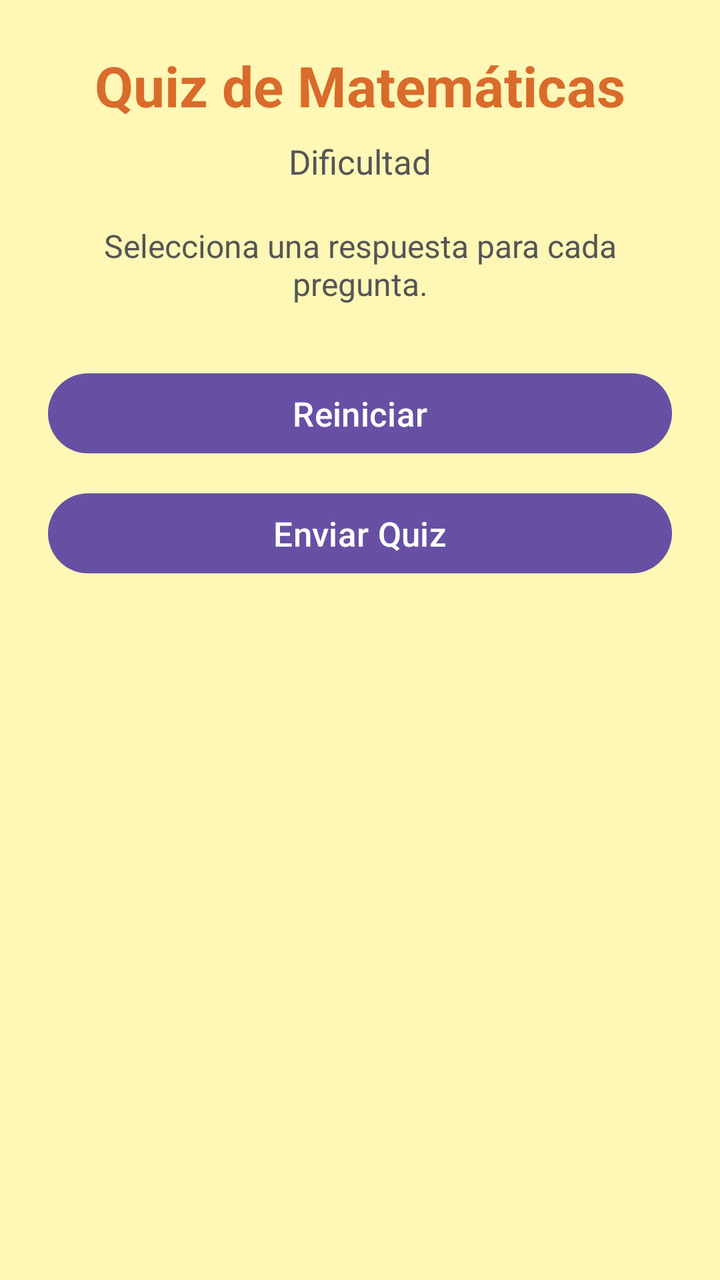
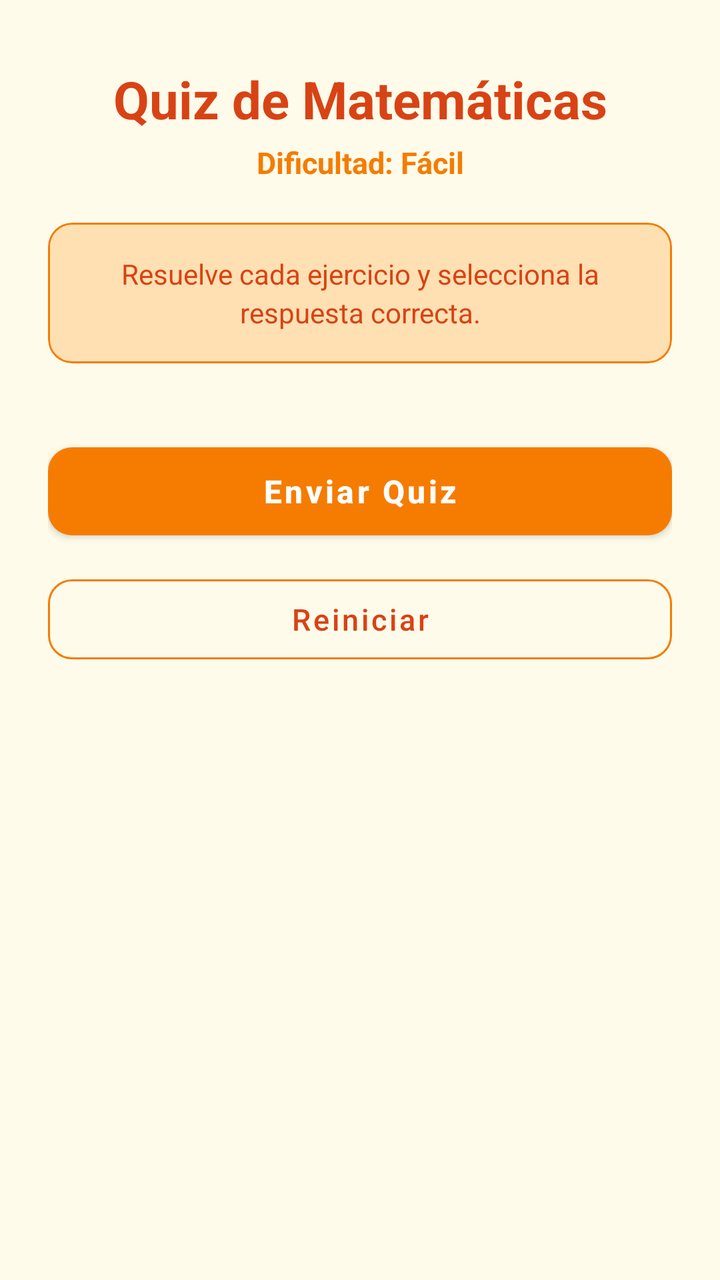

Screens rendered from an Android XML layout before and after an edit, with the pre-edit source and the edit as a unified diff.
<!-- AndroidManifest.xml: application theme Theme.QuizMaster -->
<!-- res/layout/activity_matematicas.xml -->
<?xml version="1.0" encoding="utf-8"?>
<ScrollView
    xmlns:android="http://schemas.android.com/apk/res/android"
    android:layout_width="match_parent"
    android:layout_height="match_parent"
    android:background="#FFF7B6">

    <LinearLayout
        android:layout_width="match_parent"
        android:layout_height="wrap_content"
        android:orientation="vertical"
        android:padding="24dp">

        <TextView
            android:layout_width="match_parent"
            android:layout_height="wrap_content"
            android:text="Quiz de Matemáticas"
            android:textSize="28sp"
            android:textStyle="bold"
            android:textColor="#D96B2B"
            android:gravity="center"
            android:layout_marginBottom="8dp" />

        <TextView
            android:id="@+id/textoDificultad"
            android:layout_width="match_parent"
            android:layout_height="wrap_content"
            android:text="Dificultad"
            android:textSize="17sp"
            android:textColor="#555555"
            android:gravity="center"
            android:layout_marginBottom="20dp" />

        <TextView
            android:layout_width="match_parent"
            android:layout_height="wrap_content"
            android:text="Selecciona una respuesta para cada pregunta."
            android:textSize="16sp"
            android:textColor="#555555"
            android:gravity="center"
            android:layout_marginBottom="10dp" />

        <LinearLayout
            android:id="@+id/contenedorPreguntas"
            android:layout_width="match_parent"
            android:layout_height="wrap_content"
            android:orientation="vertical" />

        <Button
            android:id="@+id/botonReiniciar"
            android:layout_width="match_parent"
            android:layout_height="wrap_content"
            android:text="Reiniciar"
            android:textSize="17sp"
            android:layout_marginTop="20dp"
            android:layout_marginBottom="12dp" />

        <Button
            android:id="@+id/botonEnviar"
            android:layout_width="match_parent"
            android:layout_height="wrap_content"
            android:text="Enviar Quiz"
            android:textSize="17sp"
            android:layout_marginBottom="20dp" />

    </LinearLayout>

</ScrollView>
<!-- resources referenced by this layout -->
<resources>
  <style name="Theme.QuizMaster" parent="Base.Theme.QuizMaster" />
  <style name="Base.Theme.QuizMaster" parent="Theme.Material3.DayNight.NoActionBar">
          
          
      </style>
</resources>

<!-- the commit's change to res/layout/activity_matematicas.xml (unified diff, before → after) -->
@@ -1,9 +1,11 @@
 <?xml version="1.0" encoding="utf-8"?>
 <ScrollView
     xmlns:android="http://schemas.android.com/apk/res/android"
+    xmlns:app="http://schemas.android.com/apk/res-auto"
     android:layout_width="match_parent"
     android:layout_height="match_parent"
-    android:background="#FFF7B6">
+    android:background="@color/colorMatematicas5"
+    android:fillViewport="true">
 
     <LinearLayout
         android:layout_width="match_parent"
@@ -15,30 +17,44 @@
             android:layout_width="match_parent"
             android:layout_height="wrap_content"
             android:text="Quiz de Matemáticas"
-            android:textSize="28sp"
+            android:textSize="26sp"
             android:textStyle="bold"
-            android:textColor="#D96B2B"
+            android:textColor="@color/colorMatematicasTexto"
             android:gravity="center"
-            android:layout_marginBottom="8dp" />
+            android:layout_marginTop="8dp" />
 
         <TextView
             android:id="@+id/textoDificultad"
             android:layout_width="match_parent"
             android:layout_height="wrap_content"
-            android:text="Dificultad"
-            android:textSize="17sp"
-            android:textColor="#555555"
+            android:text="Dificultad: Fácil"
+            android:textSize="15sp"
+            android:textStyle="bold"
+            android:textColor="@color/colorMatematicas1"
             android:gravity="center"
+            android:layout_marginTop="4dp"
             android:layout_marginBottom="20dp" />
 
-        <TextView
+        <com.google.android.material.card.MaterialCardView
             android:layout_width="match_parent"
             android:layout_height="wrap_content"
-            android:text="Selecciona una respuesta para cada pregunta."
-            android:textSize="16sp"
-            android:textColor="#555555"
-            android:gravity="center"
-            android:layout_marginBottom="10dp" />
+            android:layout_marginBottom="20dp"
+            app:cardCornerRadius="12dp"
+            app:cardElevation="0dp"
+            app:strokeColor="@color/colorMatematicas1"
+            app:strokeWidth="1dp"
+            app:cardBackgroundColor="@color/colorMatematicas4">
+
+            <TextView
+                android:layout_width="match_parent"
+                android:layout_height="wrap_content"
+                android:padding="16dp"
+                android:text="Resuelve cada ejercicio y selecciona la respuesta correcta."
+                android:textSize="14sp"
+                android:textColor="@color/colorMatematicasTexto"
+                android:gravity="center"
+                android:lineSpacingExtra="3dp" />
+        </com.google.android.material.card.MaterialCardView>
 
         <LinearLayout
             android:id="@+id/contenedorPreguntas"
@@ -46,23 +62,31 @@
             android:layout_height="wrap_content"
             android:orientation="vertical" />
 
-        <Button
-            android:id="@+id/botonReiniciar"
-            android:layout_width="match_parent"
-            android:layout_height="wrap_content"
-            android:text="Reiniciar"
-            android:textSize="17sp"
-            android:layout_marginTop="20dp"
-            android:layout_marginBottom="12dp" />
-
-        <Button
+        <com.google.android.material.button.MaterialButton
             android:id="@+id/botonEnviar"
             android:layout_width="match_parent"
-            android:layout_height="wrap_content"
+            android:layout_height="56dp"
             android:text="Enviar Quiz"
-            android:textSize="17sp"
-            android:layout_marginBottom="20dp" />
+            android:textSize="16sp"
+            android:textStyle="bold"
+            android:textColor="@color/colorBlanco"
+            app:backgroundTint="@color/colorMatematicas1"
+            app:cornerRadius="12dp"
+            android:textAllCaps="false"
+            android:layout_marginTop="16dp"
+            android:layout_marginBottom="10dp" />
+
+        <com.google.android.material.button.MaterialButton
+            android:id="@+id/botonReiniciar"
+            style="@style/Widget.MaterialComponents.Button.OutlinedButton"
+            android:layout_width="match_parent"
+            android:layout_height="52dp"
+            android:text="Reiniciar"
+            android:textSize="15sp"
+            android:textColor="@color/colorMatematicasTexto"
+            app:strokeColor="@color/colorMatematicas1"
+            app:cornerRadius="12dp"
+            android:textAllCaps="false" />
 
     </LinearLayout>
-
 </ScrollView>
<!-- resource entries referenced after the edit -->
@@ -1,9 +1,15 @@
 <!-- resources referenced by this layout -->
 <resources>
-  <style name="Theme.QuizMaster" parent="Base.Theme.QuizMaster" />
-  <style name="Base.Theme.QuizMaster" parent="Theme.Material3.DayNight.NoActionBar">
-          
-          
+  <color name="colorBlanco">#FFFFFF</color>
+  <color name="colorMatematicas1">#F57C00</color>
+  <color name="colorMatematicas4">#FFE0B2</color>
+  <color name="colorMatematicas5">#FFFBEA</color>
+  <color name="colorMatematicasTexto">#D84315</color>
+  <style name="Theme.QuizMaster" parent="Theme.MaterialComponents.DayNight.NoActionBar">
+  
+          <item name="colorPrimaryVariant">@color/colorGeneral1</item>
+  
       </style>
+  <color name="colorGeneral1">#1976D2</color>
 </resources>
 
